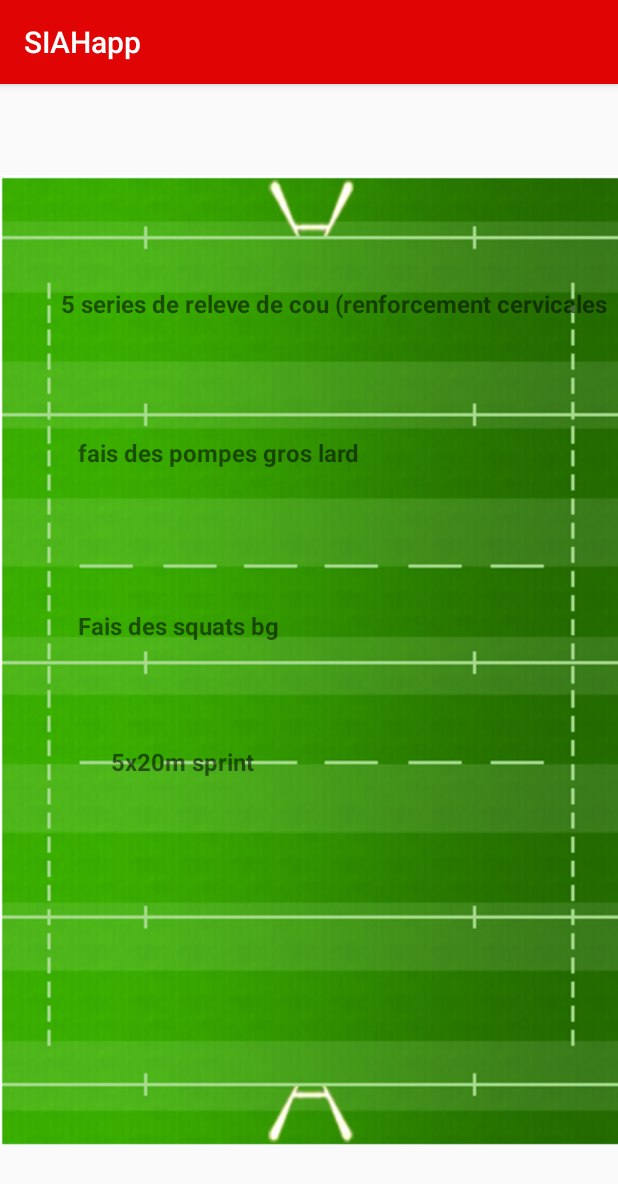
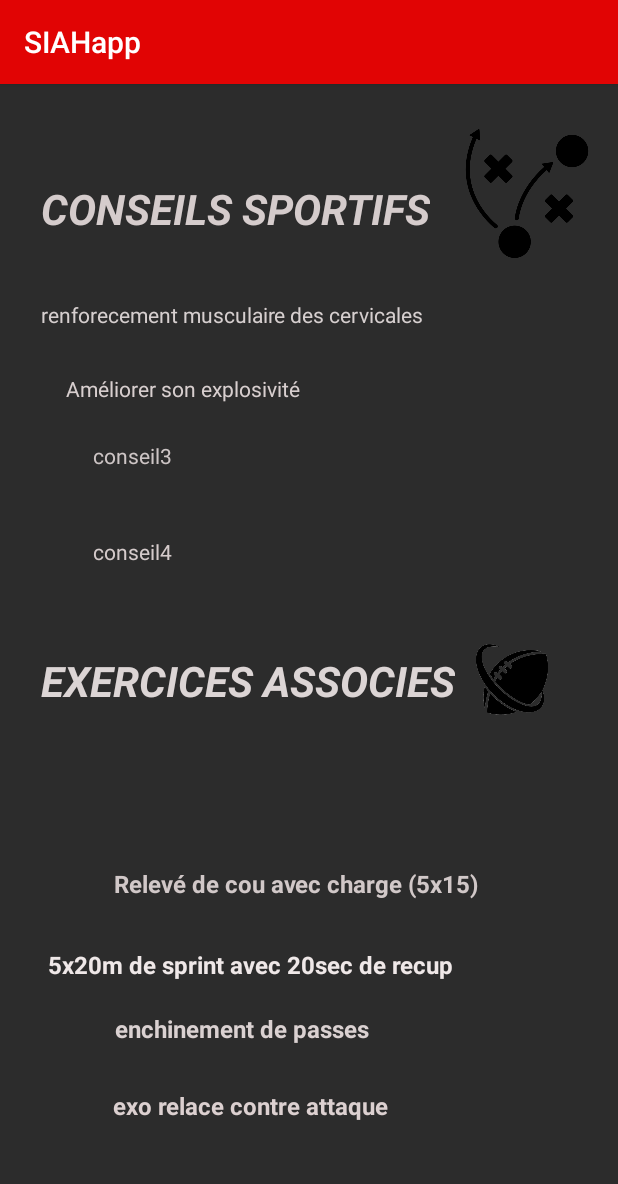
Before and after one commit to ETS-Android3/ApplicationSIAH_projetANDROID, an Android app: the Exercices_Specifiques_Avants screen opened directly, with no data from a screen before it, on a phone screen of 412 x 824 dp. Shown: the top 1184 px of the screen. Run offline under Robolectric (Android 15) with nearby library versions, the phone set to English and light mode, and no system bars.

Commit message:
avancement de l'activité exercice specifique avant

```diff
--- a/app/src/main/res/layout/activity_exercices_specifiques_avants.xml
+++ b/app/src/main/res/layout/activity_exercices_specifiques_avants.xml
@@ -4,69 +4,173 @@
     xmlns:tools="http://schemas.android.com/tools"
     android:layout_width="match_parent"
     android:layout_height="match_parent"
+    android:background=" #E4151515  "
     tools:context=".Exercices_Specifiques_Avants">
-
-    <ImageView
-        android:id="@+id/imageView4"
-        android:layout_width="wrap_content"
-        android:layout_height="wrap_content"
-        app:srcCompat="@drawable/capture_d_cran_2022_02_28___22_40_49"
-        tools:layout_editor_absoluteX="0dp"
-        tools:layout_editor_absoluteY="0dp" />
 
     <TextView
         android:id="@+id/exo_avant1"
         android:layout_width="wrap_content"
         android:layout_height="wrap_content"
-        android:text="5 series de releve de cou (renforcement cervicales"
+        android:layout_marginStart="76dp"
+        android:text="Relevé de cou avec charge (5x15) "
+        android:textColor="#D1C8C8"
         android:textSize="16sp"
         android:textStyle="bold"
         app:layout_constraintBottom_toBottomOf="parent"
-        app:layout_constraintEnd_toEndOf="parent"
-        app:layout_constraintHorizontal_bias="0.854"
         app:layout_constraintStart_toStartOf="parent"
         app:layout_constraintTop_toTopOf="parent"
-        app:layout_constraintVertical_bias="0.181" />
+        app:layout_constraintVertical_bias="0.7" />
 
     <TextView
         android:id="@+id/exo_specifique2"
         android:layout_width="wrap_content"
         android:layout_height="wrap_content"
-        android:text="fais des pompes gros lard"
+        android:text="enchinement de passes"
+        android:textColor="#DAD1D1"
         android:textSize="16sp"
         android:textStyle="bold"
         app:layout_constraintBottom_toBottomOf="parent"
-        app:layout_constraintEnd_toEndOf="@+id/imageView4"
-        app:layout_constraintHorizontal_bias="0.231"
+        app:layout_constraintEnd_toEndOf="parent"
+        app:layout_constraintHorizontal_bias="0.316"
         app:layout_constraintStart_toStartOf="parent"
         app:layout_constraintTop_toTopOf="parent"
-        app:layout_constraintVertical_bias="0.315" />
+        app:layout_constraintVertical_bias="0.829" />
 
     <TextView
         android:id="@+id/exo_specifique_avant3"
         android:layout_width="wrap_content"
         android:layout_height="wrap_content"
-        android:text="Fais des squats bg"
+        android:text="5x20m de sprint avec 20sec de recup"
+        android:textColor="#EFE8E8"
         android:textSize="16sp"
         android:textStyle="bold"
         app:layout_constraintBottom_toBottomOf="parent"
         app:layout_constraintEnd_toEndOf="parent"
-        app:layout_constraintHorizontal_bias="0.187"
+        app:layout_constraintHorizontal_bias="0.226"
         app:layout_constraintStart_toStartOf="parent"
         app:layout_constraintTop_toTopOf="parent"
-        app:layout_constraintVertical_bias="0.469" />
+        app:layout_constraintVertical_bias="0.772" />
 
     <TextView
         android:id="@+id/exo_specifique_avant4"
-        android:layout_width="126dp"
-        android:layout_height="21dp"
-        android:text="5x20m sprint explosivité"
+        android:layout_width="wrap_content"
+        android:layout_height="wrap_content"
+        android:layout_marginBottom="76dp"
+        android:text="exo relace contre attaque"
+        android:textColor="#DCD0D0"
         android:textSize="16sp"
         android:textStyle="bold"
         app:layout_constraintBottom_toBottomOf="parent"
         app:layout_constraintEnd_toEndOf="parent"
-        app:layout_constraintHorizontal_bias="0.259"
-        app:layout_constraintStart_toStartOf="@+id/imageView4"
+        app:layout_constraintHorizontal_bias="0.331"
+        app:layout_constraintStart_toStartOf="parent" />
+
+    <TextView
+        android:id="@+id/textView12"
+        android:layout_width="wrap_content"
+        android:layout_height="wrap_content"
+        android:soundEffectsEnabled="false"
+        android:text="CONSEILS SPORTIFS"
+        android:textColor="#D5CCCC"
+        android:textColorLink="#000000"
+        android:textSize="28sp"
+        android:textStyle="bold|italic"
+        app:layout_constraintBottom_toBottomOf="parent"
+        app:layout_constraintEnd_toEndOf="parent"
+        app:layout_constraintHorizontal_bias="0.18"
+        app:layout_constraintStart_toStartOf="parent"
         app:layout_constraintTop_toTopOf="parent"
-        app:layout_constraintVertical_bias="0.59" />
+        app:layout_constraintVertical_bias="0.088" />
+
+    <TextView
+        android:id="@+id/textView13"
+        android:layout_width="wrap_content"
+        android:layout_height="wrap_content"
+        android:text="EXERCICES ASSOCIES"
+        android:textColor="#DCD5D5"
+        android:textSize="28sp"
+        android:textStyle="bold|italic"
+        app:layout_constraintBottom_toBottomOf="parent"
+        app:layout_constraintEnd_toEndOf="parent"
+        app:layout_constraintHorizontal_bias="0.201"
+        app:layout_constraintStart_toStartOf="parent"
+        app:layout_constraintTop_toTopOf="parent"
+        app:layout_constraintVertical_bias="0.519" />
+
+    <TextView
+        android:id="@+id/textView14"
+        android:layout_width="wrap_content"
+        android:layout_height="wrap_content"
+        android:text="renforecement musculaire des cervicales"
+        android:textColor="#D6CFCF"
+        app:layout_constraintBottom_toBottomOf="parent"
+        app:layout_constraintEnd_toEndOf="parent"
+        app:layout_constraintHorizontal_bias="0.173"
+        app:layout_constraintStart_toStartOf="parent"
+        app:layout_constraintTop_toTopOf="parent"
+        app:layout_constraintVertical_bias="0.192" />
+
+    <TextView
+        android:id="@+id/textView15"
+        android:layout_width="wrap_content"
+        android:layout_height="wrap_content"
+        android:text="Améliorer son explosivité"
+        android:textColor="#D8CFCF"
+        app:layout_constraintBottom_toBottomOf="parent"
+        app:layout_constraintEnd_toEndOf="parent"
+        app:layout_constraintHorizontal_bias="0.173"
+        app:layout_constraintStart_toStartOf="parent"
+        app:layout_constraintTop_toTopOf="parent"
+        app:layout_constraintVertical_bias="0.258" />
+
+    <TextView
+        android:id="@+id/textView16"
+        android:layout_width="wrap_content"
+        android:layout_height="wrap_content"
+        android:text="conseil3"
+        android:textColor="#CDC5C5"
+        app:layout_constraintBottom_toBottomOf="parent"
+        app:layout_constraintEnd_toEndOf="parent"
+        app:layout_constraintHorizontal_bias="0.173"
+        app:layout_constraintStart_toStartOf="parent"
+        app:layout_constraintTop_toTopOf="parent"
+        app:layout_constraintVertical_bias="0.318" />
+
+    <TextView
+        android:id="@+id/textView17"
+        android:layout_width="wrap_content"
+        android:layout_height="wrap_content"
+        android:text="conseil4"
+        android:textColor="#D5CBCB"
+        app:layout_constraintBottom_toBottomOf="parent"
+        app:layout_constraintEnd_toEndOf="parent"
+        app:layout_constraintHorizontal_bias="0.173"
+        app:layout_constraintStart_toStartOf="parent"
+        app:layout_constraintTop_toTopOf="parent"
+        app:layout_constraintVertical_bias="0.403" />
+
+    <ImageView
+        android:id="@+id/imageView3"
+        android:layout_width="89dp"
+        android:layout_height="86dp"
+        app:layout_constraintBottom_toBottomOf="parent"
+        app:layout_constraintEnd_toEndOf="parent"
+        app:layout_constraintHorizontal_bias="0.95"
+        app:layout_constraintStart_toStartOf="parent"
+        app:layout_constraintTop_toTopOf="parent"
+        app:layout_constraintVertical_bias="0.044"
+        app:srcCompat="@drawable/logo_tactic1" />
+
+    <ImageView
+        android:id="@+id/imageView6"
+        android:layout_width="137dp"
+        android:layout_height="161dp"
+        app:layout_constraintBottom_toBottomOf="parent"
+        app:layout_constraintEnd_toEndOf="parent"
+        app:layout_constraintHorizontal_bias="0.992"
+        app:layout_constraintStart_toStartOf="parent"
+        app:layout_constraintTop_toTopOf="parent"
+        app:layout_constraintVertical_bias="0.522"
+        app:srcCompat="@drawable/bbaalooon" />
+
 </android.support.constraint.ConstraintLayout>
```
